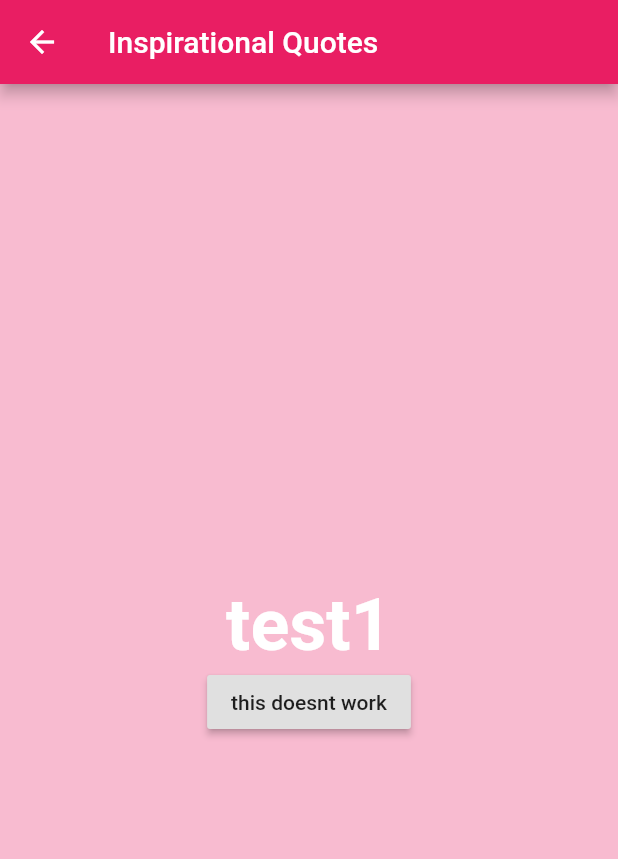
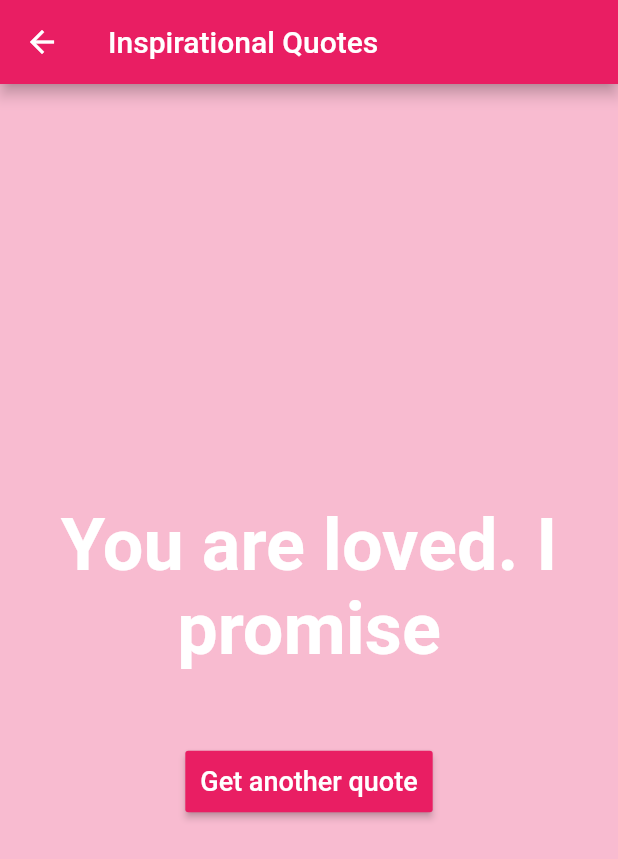
Before and after one commit to lucylyon/good_vibes, a Flutter app: the screen it shows after launch, after a tap on "Get a quote", on a phone screen of 412 x 824 dp. Shown: the top 859 px of the screen. Run offline on Flutter 3.47's test engine with Material 2 defaults, Android fonts, the light colour scheme and no system bars.

Commit message:
added nice colors

```diff
--- a/lib/BottomNavPage.dart
+++ b/lib/BottomNavPage.dart
@@ -1,7 +1,7 @@
 import 'package:flutter/material.dart';
-import 'package:good_vibes/FriendPage.dart';
-import 'package:good_vibes/HomePage.dart';
-import 'package:good_vibes/ResourcesPage.dart';
+import 'FriendPage.dart';
+import 'HomePage.dart';
+import 'ResourcesPage.dart';
 
 class BottomNavPage extends StatefulWidget{
   @override
@@ -40,8 +40,8 @@ class BottomNavPageState extends State<BottomNavPage> {
   BottomNavigationBarItem navBarChoice(String text, IconData icon) {
     return BottomNavigationBarItem(
       title: Text(text),
-      icon: Icon(icon),
-      backgroundColor: Colors.deepPurple
+      icon: Icon(icon, color: Colors.white),
+      backgroundColor: Colors.black87
     );
   }
 }
--- a/lib/FriendPage.dart
+++ b/lib/FriendPage.dart
@@ -1,5 +1,5 @@
 import 'package:flutter/material.dart';
-import 'package:good_vibes/Lists.dart';
+import 'Lists.dart';
 
 class FriendPage extends StatefulWidget{
 
@@ -11,8 +11,10 @@ class FriendPageState extends State<FriendPage> {
   @override
   Widget build(BuildContext context) {
     return Scaffold(
+      backgroundColor: Colors.deepOrange[100],
         appBar: AppBar(
           title: const Text('Friend Page'),
+          backgroundColor: Colors.deepOrangeAccent,
         ),
         body: Center(child: Text('this is the friend page'))
     );
--- a/lib/HomePage.dart
+++ b/lib/HomePage.dart
@@ -14,28 +14,45 @@ class HomePageState extends State<HomePage> {
   @override
   Widget build(BuildContext context) {
     return Scaffold(
+      backgroundColor: Colors.deepPurple[100],
         appBar: AppBar(
           title: const Text('Home Page'),
+          backgroundColor: Colors.deepPurple,
         ),
-        body: Center(child: Column(
+        body: new Column(
           crossAxisAlignment: CrossAxisAlignment.center,
           mainAxisAlignment: MainAxisAlignment.spaceEvenly,
           children: [
-            Text("Press one of these buttons for good vibes", style: TextStyle(fontSize: 30)),
+            Text("Press one of these buttons for good vibes",
+                style: TextStyle(fontSize: 30),
+                textAlign: TextAlign.center
+            ),
             RaisedButton(
+              padding: EdgeInsets.all(15),
+              color: Colors.deepPurple,
               onPressed: () {
                 Navigator.of(context).pushNamed("/picture");
               },
-              child: Text("Get a picture", style: optionStyle,)
+              child: Text("Get a picture",
+                style: TextStyle(
+                  color: Colors.white,
+                  fontSize: 28,
+                ),
+              )
             ),
             RaisedButton(
+              padding: EdgeInsets.all(15),
+              color: Colors.deepPurple,
               onPressed: () {
-                Navigator.of(context).pushNamed("/quote");
-              },
-              child: Text("Get a quote", style: optionStyle,),
-            )
-          ],
+              Navigator.of(context).pushNamed("/quote");
+            },
+             child: Text("Get a quote",
+                style: TextStyle(
+                  color: Colors.white,
+                  fontSize: 28
+        )),
         )
+        ],
         )
     );
   }
--- a/lib/Lists.dart
+++ b/lib/Lists.dart
@@ -1,9 +1,19 @@
-import 'package:good_vibes/Friends.dart';
+import 'Friends.dart';
 
 List<String> quotes = [
-  'test1',
-  'test2',
-  'test3'
+  'Everything is going to be okay!',
+  'You\'ve survived 100% of your bad days. You\'ll survive today too',
+  'You are loved. I promise',
+  'boof boof boof - my dog',
+  'You got this!',
+  'The semester is almost over!!',
+  'I\'m so glad you\'re alive',
+  'You\'re lookin pretty cute today',
+  'Life is tough, but so are you',
+  'If you were able to belive in Santa for 8 years, you can believe in yourself for 5 minutes',
+  'I\'m proud of you and you better fuckin believe it',
+  'Outlive your enemies',
+  'You can\'t be sad if you\'re playing the kazoo. Go get a kazoo'
 ];
 
 List<Friend> friendList = [
--- a/lib/Networking.dart
+++ b/lib/Networking.dart
@@ -3,7 +3,7 @@ import 'dart:convert';
 import 'dart:typed_data';
 
 import 'package:flutter/material.dart';
-import 'package:good_vibes/Lists.dart';
+import 'Lists.dart';
 
 final int port = 4853;
 
--- a/lib/PicturePage.dart
+++ b/lib/PicturePage.dart
@@ -10,8 +10,10 @@ class PicturePageState extends State<PicturePage> {
   @override
   Widget build(BuildContext context) {
     return Scaffold(
+      backgroundColor: Colors.cyan[100],
       appBar: AppBar(
-        title: const Text('Picture'),
+        title: const Text('Happy Image!'),
+        backgroundColor: Colors.cyanAccent[700],
       ),
       body: Center(
         child: Text("Pictures go here"),
--- a/lib/QuotePage.dart
+++ b/lib/QuotePage.dart
@@ -1,5 +1,5 @@
 import 'package:flutter/material.dart';
-import 'package:good_vibes/Lists.dart';
+import 'Lists.dart';
 
 class QuotePage extends StatefulWidget{
 
@@ -9,6 +9,8 @@ class QuotePage extends StatefulWidget{
 
 class QuotePageState extends State<QuotePage> {
 
+  String quote;
+
   String _pickQuote() {
     quotes.shuffle();
     return quotes[0];
@@ -16,7 +18,7 @@ class QuotePageState extends State<QuotePage> {
 
   @override
   Widget build(BuildContext context) {
-    String quote = _pickQuote();
+    quote = _pickQuote();
     return Scaffold(
       backgroundColor: Colors.pink[100],
       appBar: AppBar(
@@ -27,7 +29,10 @@ class QuotePageState extends State<QuotePage> {
         crossAxisAlignment: CrossAxisAlignment.center,
         mainAxisAlignment: MainAxisAlignment.center,
         children: <Widget> [
-          Text( quote ,
+          Padding(
+            //bottomPadding:
+            padding: EdgeInsets.fromLTRB(0,0,0,50),
+            child: Text( quote ,
             textAlign: TextAlign.center,
             style: TextStyle(
               color: Colors.white,
@@ -36,13 +41,18 @@ class QuotePageState extends State<QuotePage> {
               //fontFamily: Font
             )
         ),
-       // Text('button here')
+          ),
       RaisedButton(
+        padding: EdgeInsets.all(10),
+        color: Colors.pink,
           onPressed: () {
-            quote = _pickQuote();
+            setState(() => quote = _pickQuote());
           },
-          child: Text("this doesnt work"), //goal is to change to new quote
-      )
+          child: Text("Get another quote",
+              style: TextStyle(
+              color: Colors.white,
+              fontSize: 18),
+      ))
       ]
       ),
       )
--- a/lib/ResourcesPage.dart
+++ b/lib/ResourcesPage.dart
@@ -9,8 +9,10 @@ class ResourcesPageState extends State<ResourcesPage> {
   @override
   Widget build(BuildContext context) {
     return Scaffold(
+      backgroundColor: Colors.green[100],
       appBar: AppBar(
         title: Text("Resources"),
+        backgroundColor: Colors.green,
       ),
       body: Center(
         child: Text("You can find resources here")
--- a/lib/main.dart
+++ b/lib/main.dart
@@ -1,7 +1,7 @@
 import 'package:flutter/material.dart';
-import 'package:good_vibes/BottomNavPage.dart';
-import 'package:good_vibes/PicturePage.dart';
-import 'package:good_vibes/QuotePage.dart';
+import 'BottomNavPage.dart';
+import 'PicturePage.dart';
+import 'QuotePage.dart';
 
 void main() => runApp(MyApp());
 
```
Lines whose indentation alone changed are shown as unchanged.
